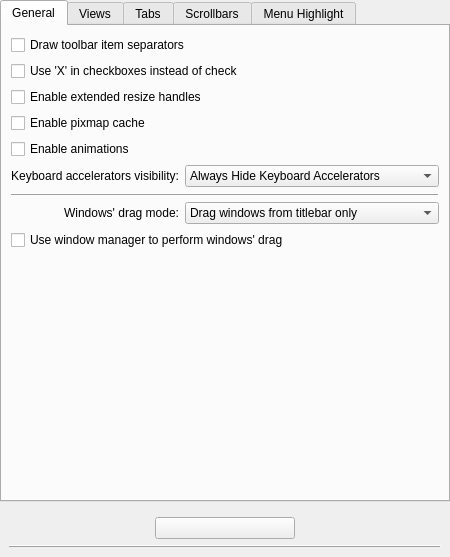
This is oxygen/kstyle/config/ui/oxygenstyleconfig.ui in KDE/oxygen as Qt 5 draws it before an edit. The edited form follows.
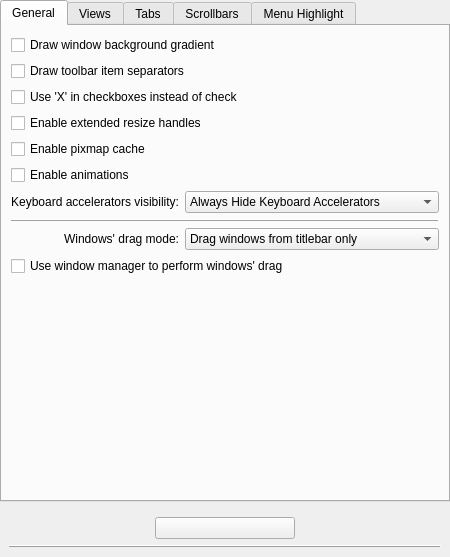
This is the edited form. Custom widgets are drawn as their Qt base class.

Commit message: added UI option for UseBackgroundGradient CCBUG: 273423

```diff
--- a/oxygen/kstyle/config/ui/oxygenstyleconfig.ui
+++ b/oxygen/kstyle/config/ui/oxygenstyleconfig.ui
@@ -45,6 +45,13 @@
        <string>General</string>
       </attribute>
       <layout class="QVBoxLayout" name="verticalLayout_3">
+       <item>
+        <widget class="QCheckBox" name="_useBackgroundGradient">
+         <property name="text">
+          <string>Draw window background gradient</string>
+         </property>
+        </widget>
+       </item>
        <item>
         <widget class="QCheckBox" name="_toolBarDrawItemSeparator">
          <property name="text">
```
The commit also changes 1 other file.
